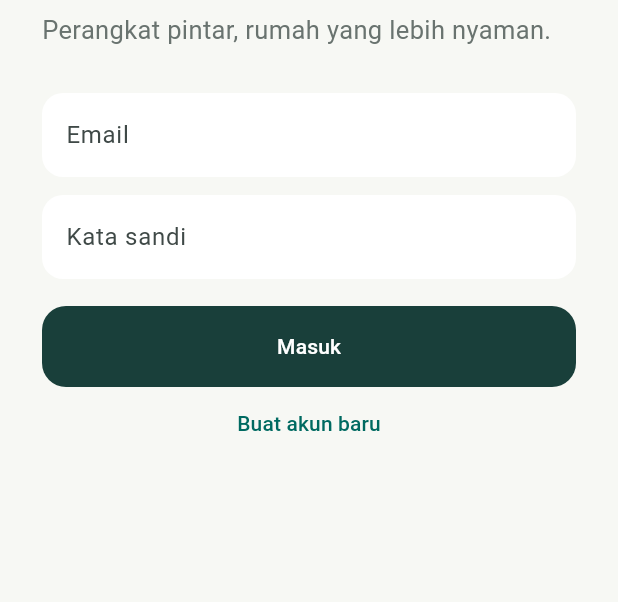
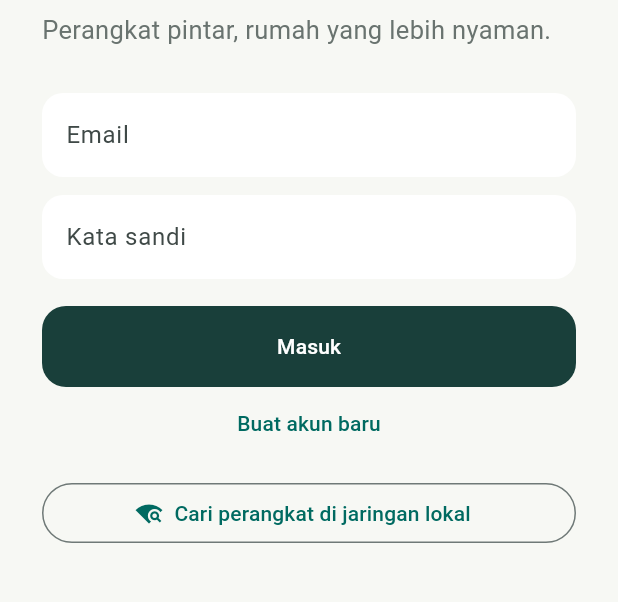
Before and after one commit to berbagibaik1202/riziocloud, a Flutter app: the screen it shows after launch, after a tap on "Buat akun baru", after a tap on "Sudah punya akun? Masuk", on a phone screen of 412 x 824 dp, the part 612-1214 px from its top. Run offline on Flutter 3.47's test engine with Material 3 defaults, Android fonts, the phone set to English and light mode, and no system bars; our stand-ins replace flutter_secure_storage; missing offline and left inert: mobile_scanner; network calls fail.

Commit message:
Show local devices when cloud is unavailable

```diff
--- a/mobile/flutter/lib/main.dart
+++ b/mobile/flutter/lib/main.dart
@@ -59,6 +59,7 @@ class _HomeState extends State<Home> {
   String? error;
   dynamic user;
   List<dynamic> devices = [];
+  List<Map<String, dynamic>> nearbyDevices = [];
   Timer? timer;
   final email = TextEditingController(),
       password = TextEditingController(),
@@ -85,6 +86,7 @@ class _HomeState extends State<Home> {
   }
 
   Future<void> restore() async {
+    await discoverNearby(silent: true);
     try {
       await api.restore();
       if (api.access != null) {
@@ -96,6 +98,24 @@ class _HomeState extends State<Home> {
       error = 'Sesi tidak dapat dipulihkan. Silakan masuk kembali.';
     }
     if (mounted) setState(() => loading = false);
+  }
+
+  Future<void> discoverNearby({bool silent = false}) async {
+    try {
+      await network.discover();
+      if (mounted) {
+        setState(() => nearbyDevices = network.discovered.values.toList());
+      }
+      if (!silent && mounted) {
+        message(
+          nearbyDevices.isEmpty
+              ? 'Tidak ada perangkat lokal ditemukan.'
+              : '${nearbyDevices.length} perangkat lokal ditemukan.',
+        );
+      }
+    } catch (e) {
+      if (!silent && mounted) message('Discovery lokal gagal: $e');
+    }
   }
 
   void message(String text) {
@@ -404,6 +424,30 @@ class _HomeState extends State<Home> {
                   register ? 'Sudah punya akun? Masuk' : 'Buat akun baru',
                 ),
               ),
+              const SizedBox(height: 12),
+              OutlinedButton.icon(
+                onPressed: busy ? null : () => discoverNearby(),
+                icon: const Icon(Icons.wifi_find),
+                label: const Text('Cari perangkat di jaringan lokal'),
+              ),
+              if (nearbyDevices.isNotEmpty) ...[
+                const SizedBox(height: 18),
+                const Text(
+                  'Perangkat ditemukan',
+                  style: TextStyle(fontWeight: FontWeight.w700),
+                ),
+                const SizedBox(height: 8),
+                ...nearbyDevices.map(
+                  (d) => Card(
+                    child: ListTile(
+                      leading: const Icon(Icons.memory),
+                      title: Text('${d['sn']}'),
+                      subtitle: Text('${d['address']}'),
+                      trailing: const Icon(Icons.qr_code_scanner),
+                    ),
+                  ),
+                ),
+              ],
             ],
           ),
         ),
--- a/mobile/flutter/lib/services.dart
+++ b/mobile/flutter/lib/services.dart
@@ -149,6 +149,7 @@ class DeviceNetwork {
   DeviceNetwork(this.api);
   final Api api;
   final Map<String, String> addresses = {};
+  final Map<String, Map<String, dynamic>> discovered = {};
   final Map<String, String> modes = {};
   final Map<String, dynamic> tokens = {};
   void clear([String? sn]) {
@@ -219,6 +220,13 @@ class DeviceNetwork {
       addresses
         ..clear()
         ..addAll(found);
+      discovered
+        ..clear()
+        ..addAll(
+          found.map(
+            (sn, address) => MapEntry(sn, {'sn': sn, 'address': address}),
+          ),
+        );
       return Map<String, String>.from(found);
     } finally {
       await sub?.cancel();
```
